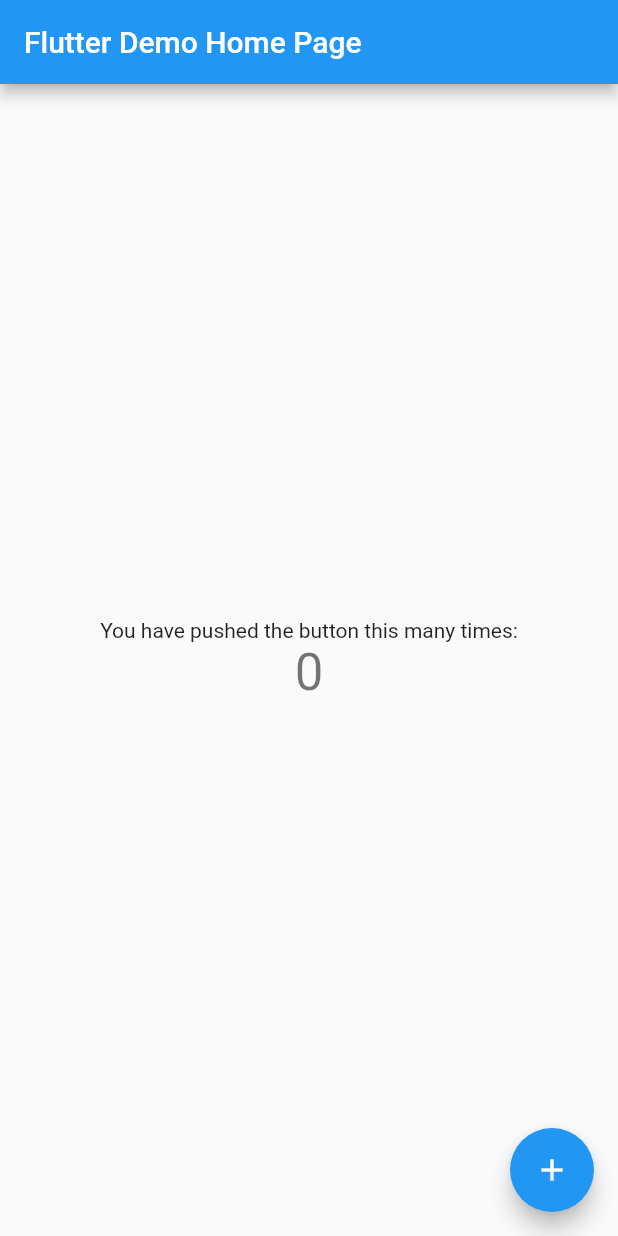
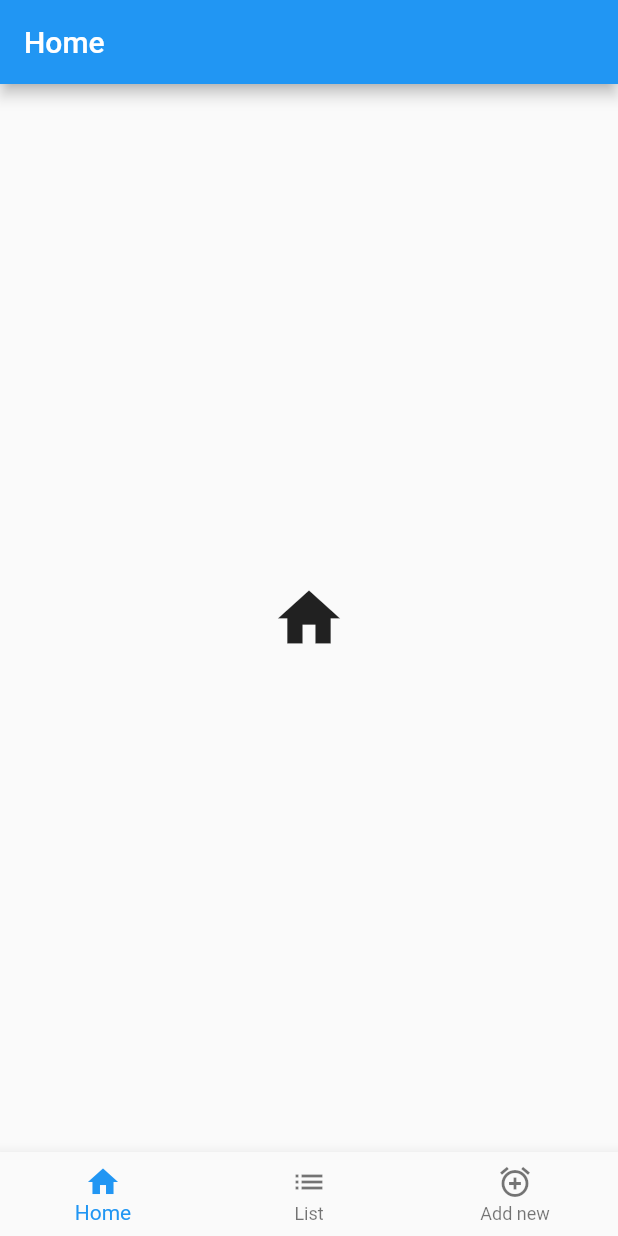
Before and after one commit to NycolasV/drink_water, a Flutter app: the screen it shows after launch, on a phone screen of 412 x 824 dp. Run offline on Flutter 3.47's test engine with Material 2 defaults, Android fonts, the phone set to English and light mode, and no system bars.

Commit message:
Create bottom tab bar config

```diff
--- a/lib/main.dart
+++ b/lib/main.dart
@@ -1,3 +1,4 @@
+import 'package:drink_water/src/tabs_config.dart';
 import 'package:flutter/material.dart';
 
 void main() => runApp(MyApp());
@@ -6,96 +7,8 @@ class MyApp extends StatelessWidget {
   @override
   Widget build(BuildContext context) {
     return MaterialApp(
-      title: 'Flutter Demo',
-      theme: ThemeData(
-        primarySwatch: Colors.blue,
-      ),
-      home: MyHomePage(title: 'Flutter Demo Home Page'),
+      theme: ThemeData(primaryColor: Colors.blue),
+      home: TabsConfig(),
     );
   }
 }
-
-class MyHomePage extends StatefulWidget {
-  MyHomePage({Key key, this.title}) : super(key: key);
-
-  // This widget is the home page of your application. It is stateful, meaning
-  // that it has a State object (defined below) that contains fields that affect
-  // how it looks.
-
-  // This class is the configuration for the state. It holds the values (in this
-  // case the title) provided by the parent (in this case the App widget) and
-  // used by the build method of the State. Fields in a Widget subclass are
-  // always marked "final".
-
-  final String title;
-
-  @override
-  _MyHomePageState createState() => _MyHomePageState();
-}
-
-class _MyHomePageState extends State<MyHomePage> {
-  int _counter = 0;
-
-  void _incrementCounter() {
-    setState(() {
-      // This call to setState tells the Flutter framework that something has
-      // changed in this State, which causes it to rerun the build method below
-      // so that the display can reflect the updated values. If we changed
-      // _counter without calling setState(), then the build method would not be
-      // called again, and so nothing would appear to happen.
-      _counter++;
-    });
-  }
-
-  @override
-  Widget build(BuildContext context) {
-    // This method is rerun every time setState is called, for instance as done
-    // by the _incrementCounter method above.
-    //
-    // The Flutter framework has been optimized to make rerunning build methods
-    // fast, so that you can just rebuild anything that needs updating rather
-    // than having to individually change instances of widgets.
-    return Scaffold(
-      appBar: AppBar(
-        // Here we take the value from the MyHomePage object that was created by
-        // the App.build method, and use it to set our appbar title.
-        title: Text(widget.title),
-      ),
-      body: Center(
-        // Center is a layout widget. It takes a single child and positions it
-        // in the middle of the parent.
-        child: Column(
-          // Column is also a layout widget. It takes a list of children and
-          // arranges them vertically. By default, it sizes itself to fit its
-          // children horizontally, and tries to be as tall as its parent.
-          //
-          // Invoke "debug painting" (press "p" in the console, choose the
-          // "Toggle Debug Paint" action from the Flutter Inspector in Android
-          // Studio, or the "Toggle Debug Paint" command in Visual Studio Code)
-          // to see the wireframe for each widget.
-          //
-          // Column has various properties to control how it sizes itself and
-          // how it positions its children. Here we use mainAxisAlignment to
-          // center the children vertically; the main axis here is the vertical
-          // axis because Columns are vertical (the cross axis would be
-          // horizontal).
-          mainAxisAlignment: MainAxisAlignment.center,
-          children: <Widget>[
-            Text(
-              'You have pushed the button this many times:',
-            ),
-            Text(
-              '$_counter',
-              style: Theme.of(context).textTheme.display1,
-            ),
-          ],
-        ),
-      ),
-      floatingActionButton: FloatingActionButton(
-        onPressed: _incrementCounter,
-        tooltip: 'Increment',
-        child: Icon(Icons.add),
-      ), // This trailing comma makes auto-formatting nicer for build methods.
-    );
-  }
-}
--- /dev/null
+++ b/lib/src/pages/add_new_page.dart
@@ -0,0 +1,18 @@
+import 'package:flutter/cupertino.dart';
+import 'package:flutter/material.dart';
+
+class AddNewPage extends StatefulWidget{
+  AddNewPageState createState() => AddNewPageState();
+}
+
+class AddNewPageState extends State<AddNewPage>{
+  @override
+  Widget build(BuildContext context) {
+    return Scaffold(
+      appBar: AppBar(title: Text('Add new'),),
+      body: Center(
+        child: Icon(Icons.add_alarm, size: 50,),
+      ),
+    );
+  }
+}
--- /dev/null
+++ b/lib/src/pages/home_page.dart
@@ -0,0 +1,19 @@
+import 'package:drink_water/src/tabs_config.dart';
+import 'package:flutter/cupertino.dart';
+import 'package:flutter/material.dart';
+
+class HomePage extends StatefulWidget {
+  _HomePageState createState() => _HomePageState();
+}
+
+class _HomePageState extends State<HomePage> {
+  @override
+  Widget build(BuildContext context) {
+    return Scaffold(
+      appBar: AppBar(title: Text('Home'),),
+      body: Center(
+        child: Icon(Icons.home, size: 50,),
+      ),
+    );
+  }
+}
--- /dev/null
+++ b/lib/src/pages/list_page.dart
@@ -0,0 +1,18 @@
+import 'package:flutter/cupertino.dart';
+import 'package:flutter/material.dart';
+
+class ListPage extends StatefulWidget{
+  _ListPageState createState() => _ListPageState();
+}
+
+class _ListPageState extends State<ListPage>{
+  @override
+  Widget build(BuildContext context) {
+    return Scaffold(
+      appBar: AppBar(title: Text('List'),),
+      body: Center(
+        child: Icon(Icons.list, size: 50,),
+      ),
+    );
+  }
+}
--- /dev/null
+++ b/lib/src/tabs_config.dart
@@ -0,0 +1,129 @@
+import 'package:drink_water/src/pages/add_new_page.dart';
+import 'package:drink_water/src/pages/home_page.dart';
+import 'package:drink_water/src/pages/list_page.dart';
+import 'package:flutter/material.dart';
+
+const String homeRoute = "/";
+const String listRoute = "/list";
+const String addNewRoute = "/addNew";
+
+class TabRouteItem {
+  final String route;
+  final String title;
+  final Icon icon;
+  final Icon activateIcon;
+
+  const TabRouteItem(this.route, this.title, this.icon, this.activateIcon);
+}
+
+const List<TabRouteItem> allTabRouteItems = <TabRouteItem>[
+  TabRouteItem(homeRoute, 'Home',
+      Icon(Icons.home),
+      Icon(
+        Icons.home,
+        color: Colors.blue,
+      )),
+  TabRouteItem(listRoute, 'List',
+      Icon(Icons.list),
+      Icon(
+        Icons.list,
+        color: Colors.blue,
+      )),
+  TabRouteItem(addNewRoute, 'Add new',
+      Icon(Icons.add_alarm),
+      Icon(
+        Icons.add_alarm,
+        color: Colors.blue,
+      )),
+];
+
+class TabsConfig extends StatefulWidget {
+  _TabsConfigState createState() => _TabsConfigState();
+}
+
+class _TabsConfigState extends State<TabsConfig> with TickerProviderStateMixin<TabsConfig> {
+  int _currentIndex = 0;
+
+  @override
+  Widget build(BuildContext context) {
+    return Scaffold(
+      body: _safeArea(),
+      bottomNavigationBar: _navigationBar(),
+    );
+  }
+
+  Widget _safeArea() {
+    return SafeArea(
+      top: false,
+      child: IndexedStack(
+        index: _currentIndex,
+        children: allTabRouteItems.map<Widget>((TabRouteItem tab){
+          return NavigationView(
+            tab: tab,
+          );
+        }).toList(),
+      ),
+    );
+  }
+
+  Widget _navigationBar() {
+    return BottomNavigationBar(
+      currentIndex: _currentIndex,
+      onTap: (int index) {
+        setState(() {
+          _currentIndex = index;
+        });
+      },
+      items: allTabRouteItems.map((TabRouteItem tab) {
+        return BottomNavigationBarItem(
+          icon: tab.icon,
+          activeIcon: tab.activateIcon,
+          title: Text(tab.title),
+        );
+      }).toList(),
+    );
+  }
+}
+
+class NavigationView extends StatefulWidget {
+  final TabRouteItem tab;
+
+  const NavigationView({Key key, this.tab}) : super(key: key);
+
+  @override
+  _NavigationView createState() => _NavigationView();
+}
+
+class _NavigationView extends State<NavigationView> {
+  @override
+  Widget build(BuildContext context) {
+    return Navigator(
+      onGenerateRoute: _getCurrentRoute,
+    );
+  }
+
+  MaterialPageRoute _getCurrentRoute(RouteSettings settings) {
+    return MaterialPageRoute(
+      settings: settings,
+      builder: (BuildContext context) {
+        switch (widget.tab.route) {
+          case homeRoute:
+            return HomePage();
+
+          case listRoute:
+            return ListPage();
+
+          case addNewRoute:
+            return AddNewPage();
+
+          default:
+            return Scaffold(
+              body: Center(
+                child: Text('NO PATH PASSED'),
+              ),
+            );
+        }
+      },
+    );
+  }
+}
```
